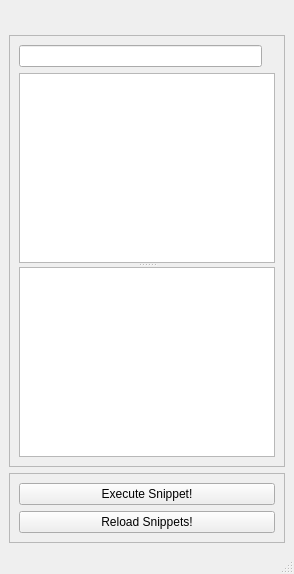
The window that src/maya/snippets/ui/Loader.ui (KelSolaar/Snippets) describes before a commit, drawn with Qt 5.
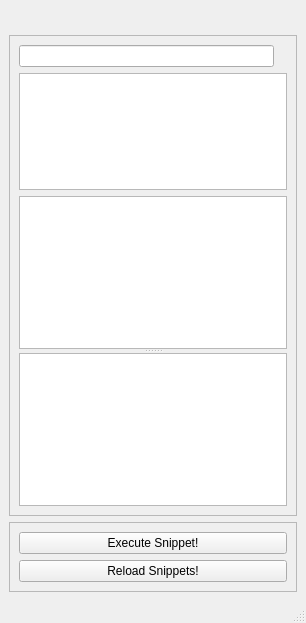
The same window after the commit.

The edit to the form file:
```diff
--- a/src/maya/snippets/ui/Loader.ui
+++ b/src/maya/snippets/ui/Loader.ui
@@ -2,6 +2,14 @@
 <ui version="4.0">
  <class>Loader_MainWindow</class>
  <widget class="QMainWindow" name="Loader_MainWindow">
+  <property name="geometry">
+   <rect>
+    <x>0</x>
+    <y>0</y>
+    <width>306</width>
+    <height>623</height>
+   </rect>
+  </property>
   <property name="windowTitle">
    <string>Snippets Loader</string>
   </property>
@@ -53,7 +61,7 @@
        <enum>QFrame::Raised</enum>
       </property>
       <layout class="QGridLayout" name="Methods_frame_gridLayout">
-       <item row="1" column="0">
+       <item row="2" column="0">
         <widget class="QSplitter" name="Loader_splitter">
          <property name="orientation">
           <enum>Qt::Vertical</enum>
@@ -76,6 +84,9 @@
          </item>
         </layout>
        </item>
+       <item row="1" column="0">
+        <widget class="QListView" name="Interfaces_listView"/>
+       </item>
       </layout>
      </widget>
     </item>
```
